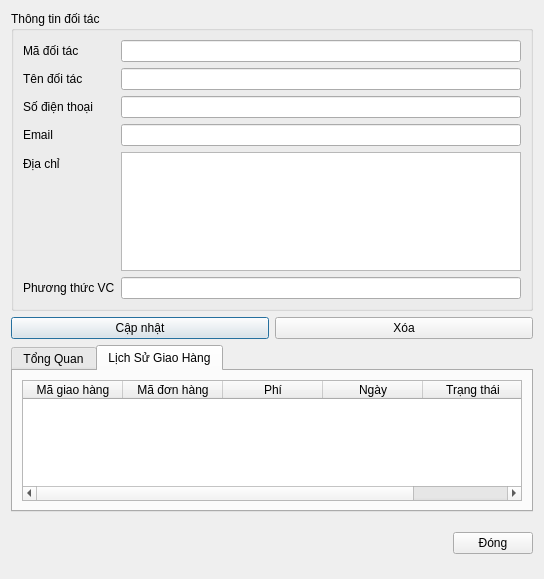
Old version of the form ui/partner_detail.ui in the repository thinh-doan/sales-and-warehouse-management-system.
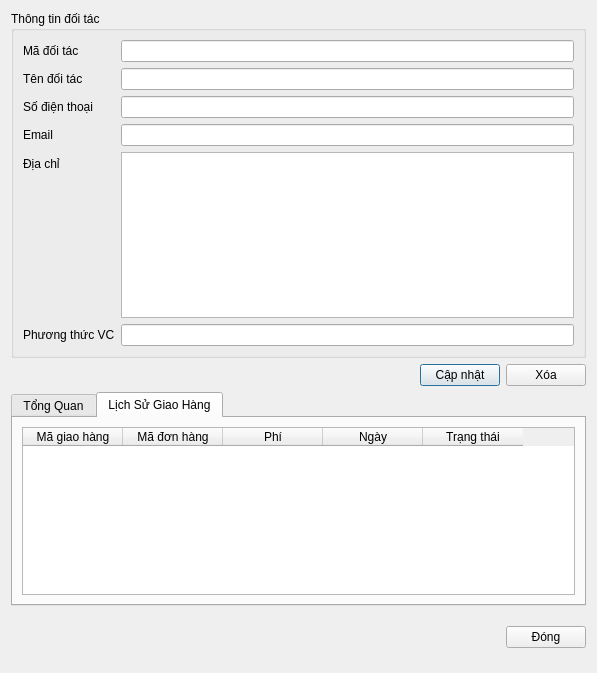
New version of the form. Icons and pictures are not drawn.

Patch:
```diff
--- a/ui/partner_detail.ui
+++ b/ui/partner_detail.ui
@@ -6,8 +6,8 @@
    <rect>
     <x>0</x>
     <y>0</y>
-    <width>544</width>
-    <height>579</height>
+    <width>597</width>
+    <height>673</height>
    </rect>
   </property>
   <property name="windowTitle">
@@ -93,6 +93,19 @@
    </item>
    <item>
     <layout class="QHBoxLayout" name="horizontalLayout">
+     <item>
+      <spacer name="horizontalSpacer_2">
+       <property name="orientation">
+        <enum>Qt::Horizontal</enum>
+       </property>
+       <property name="sizeHint" stdset="0">
+        <size>
+         <width>40</width>
+         <height>20</height>
+        </size>
+       </property>
+      </spacer>
+     </item>
      <item>
       <widget class="QPushButton" name="btnCapNhatDT">
        <property name="text">
```
Left out of the diff: 4 changed lines with no effect on the pictures.
